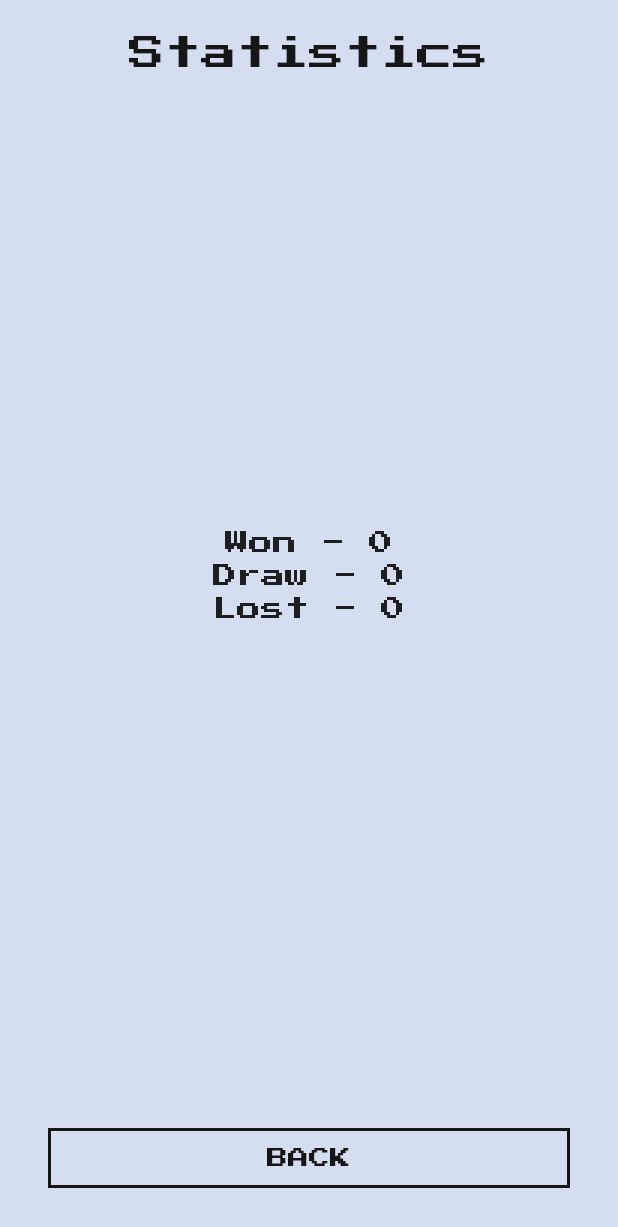
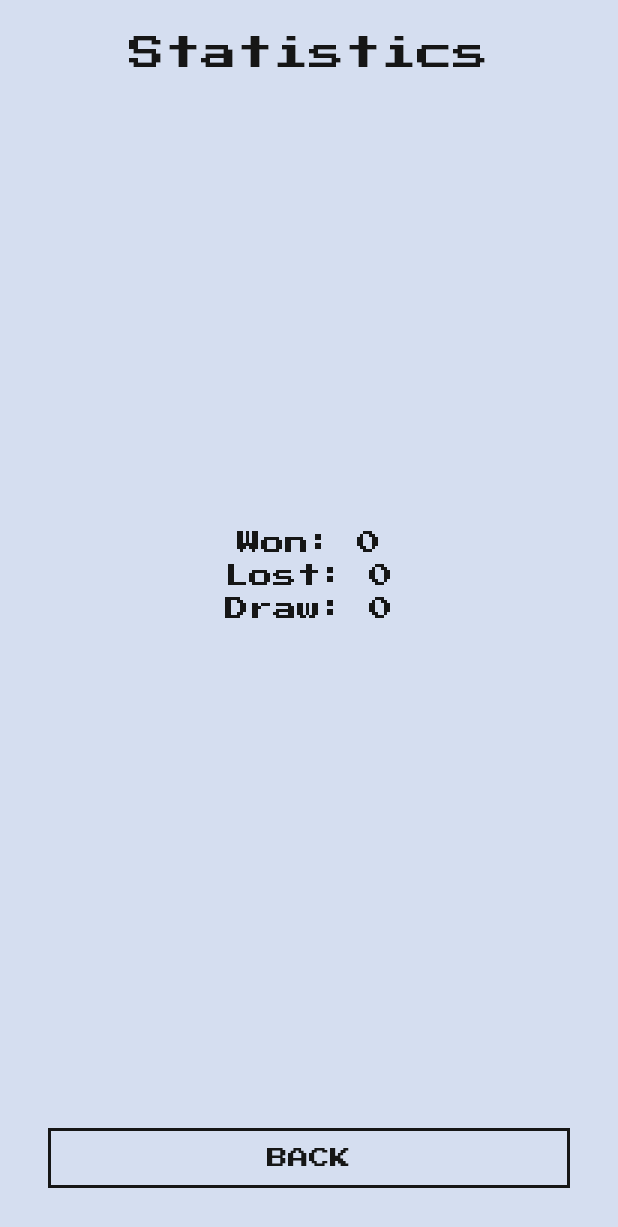
Before and after one commit to magmurdev/flutter_fight_club, a Flutter app: the screen it shows after launch, after a tap on "STATISTICS", on a phone screen of 412 x 824 dp. Shown: the top 1227 px of the screen. Run offline on Flutter 3.47's test engine with Material 2 defaults, Android fonts, the phone set to English and light mode, and no system bars; our stand-ins replace google_fonts, shared_preferences.

Commit message:
Lesson 4 Home work 2

```diff
--- a/lib/pages/fight_page.dart
+++ b/lib/pages/fight_page.dart
@@ -110,7 +110,10 @@ class FightPageState extends State<FightPage> {
           SharedPreferences.getInstance().then((sharedPreferences) {
             sharedPreferences.setString(
                 "last_fight_result", fightResult.result);
-          });
+            final String key = "stats_${fightResult.result.toLowerCase()}";
+            final int currentValue = sharedPreferences.getInt(key) ?? 0;
+            sharedPreferences.setInt(key, currentValue +1 );
+          },);
         }
         centerText = _calculateCenterText(youLoseLife, enemyLoseLife);
         whatEnemyDefends = BodyPart.random();
--- a/lib/pages/main_page.dart
+++ b/lib/pages/main_page.dart
@@ -39,31 +39,27 @@ class _MainPageContent extends StatelessWidget {
             const Expanded(child: SizedBox()),
             FutureBuilder<String?>(
               future: SharedPreferences.getInstance().then(
-                (sharedPreferences) =>
+                    (sharedPreferences) =>
                     sharedPreferences.getString("last_fight_result"),
               ),
               builder: (context, snapshot) {
                 if (!snapshot.hasData || snapshot.data == null) {
                   return const SizedBox();
-                } else {
-                  FightResult fightResult ;
-                  if(snapshot.data.toString() == FightResult.won.result){
-                    fightResult = FightResult.won;
-                  }else if(snapshot.data.toString() == FightResult.lost.result){
-                    fightResult = FightResult.lost;
-                  }else {
-                    fightResult = FightResult.draw;
-                  }
-                  return Column(
-                    children: [
-                      const Padding(
-                        padding: EdgeInsets.only(bottom: 12),
-                        child: Text("Last fight result"),
-                      ),
-                      FightResultWidget(fightResult: fightResult,),
-                    ],
-                  );
                 }
+                final FightResult fightResult = FightResult.getByName(
+                    snapshot.data!);
+                return Column(
+                  mainAxisSize: MainAxisSize.min,
+                  children: [
+                    const Text("Last fight result",
+                    style: TextStyle(
+                      color: FightClubColors.darkGreyText,
+                      fontSize: 14,
+                    ),),
+                    const SizedBox(height: 12),
+                    FightResultWidget(fightResult: fightResult),
+                  ],
+                );
               },
             ),
             const Expanded(child: SizedBox()),
--- a/lib/pages/statistics_page.dart
+++ b/lib/pages/statistics_page.dart
@@ -1,5 +1,7 @@
 import 'package:flutter/material.dart';
+import 'package:flutter_fight_club/fight_result.dart';
 import 'package:flutter_fight_club/resources/fight_club_colors.dart';
+import 'package:flutter_fight_club/widgets/fight_result_widget.dart';
 import 'package:flutter_fight_club/widgets/secondary_action_button.dart';
 import 'package:shared_preferences/shared_preferences.dart';
 
@@ -26,7 +28,49 @@ class StatisticsPage extends StatelessWidget {
                   ),
                 ),
               ),
-              const CenterWidget(),
+              const Expanded(child: SizedBox.shrink()),
+              FutureBuilder<SharedPreferences>(
+                future: SharedPreferences.getInstance(),
+                builder: (context, snapshot) {
+                  if (!snapshot.hasData || snapshot.data == null) {
+                    return const SizedBox();
+                  }
+                  final SharedPreferences sp = snapshot.data!;
+                  return Column(
+                    mainAxisSize: MainAxisSize.min,
+                    children: [
+                      Text(
+                        "Won: ${sp.getInt("stats_won") ?? 0}",
+                        style: const TextStyle(
+                          fontSize: 16,
+                          color: FightClubColors.darkGreyText,
+                        ),
+                      ),
+                      const SizedBox(
+                        height: 6,
+                      ),
+                      Text(
+                        "Lost: ${sp.getInt("stats_lost") ?? 0}",
+                        style: const TextStyle(
+                          fontSize: 16,
+                          color: FightClubColors.darkGreyText,
+                        ),
+                      ),
+                      const SizedBox(
+                        height: 6,
+                      ),
+                      Text(
+                        "Draw: ${sp.getInt("stats_draw") ?? 0}",
+                        style: const TextStyle(
+                          fontSize: 16,
+                          color: FightClubColors.darkGreyText,
+                        ),
+                      ),
+                    ],
+                  );
+                },
+              ),
+              const Expanded(child: SizedBox.shrink()),
               Padding(
                 padding: const EdgeInsets.all(16),
                 child: SecondaryActionButton(
@@ -41,119 +85,3 @@ class StatisticsPage extends StatelessWidget {
         ));
   }
 }
-
-
-
-
-
-class _FutureBldWon extends StatelessWidget {
-  const _FutureBldWon({Key? key, }) : super(key: key);
-
-
-
-  @override
-  Widget build(BuildContext context) {
-    return FutureBuilder<int?>(
-      future: SharedPreferences.getInstance().then(
-            (sharedPreferences) => sharedPreferences.getInt("stats_won"),
-      ),
-      builder: (context, snapshot) {
-        if (!snapshot.hasData || snapshot.data == null) {
-          return const Text(
-            "Won - 0",
-            textAlign: TextAlign.center,
-            style: TextStyle(fontSize: 16, fontWeight: FontWeight.w400),
-          );
-        } else {
-          return Text(
-            "Won - ${snapshot.data!}",
-            textAlign: TextAlign.center,
-            style: const TextStyle(fontSize: 16, fontWeight: FontWeight.w400),
-          );
-        }
-      },
-    );
-  }
-}
-class _FutureBldLost extends StatelessWidget {
-  const _FutureBldLost({Key? key, }) : super(key: key);
-
-
-
-  @override
-  Widget build(BuildContext context) {
-    return FutureBuilder<int?>(
-      future: SharedPreferences.getInstance().then(
-            (sharedPreferences) => sharedPreferences.getInt("stats_lost"),
-      ),
-      builder: (context, snapshot) {
-        if (!snapshot.hasData || snapshot.data == null) {
-          return const Text(
-            "Lost - 0",
-            textAlign: TextAlign.center,
-            style: TextStyle(fontSize: 16, fontWeight: FontWeight.w400),
-          );
-        } else {
-          return Text(
-            "Lost - ${snapshot.data!}",
-            textAlign: TextAlign.center,
-            style: const TextStyle(fontSize: 16, fontWeight: FontWeight.w400),
-          );
-        }
-      },
-    );
-  }
-}
-class _FutureBldDraw extends StatelessWidget {
-  const _FutureBldDraw({Key? key, }) : super(key: key);
-
-
-
-  @override
-  Widget build(BuildContext context) {
-    return FutureBuilder<int?>(
-      future: SharedPreferences.getInstance().then(
-            (sharedPreferences) => sharedPreferences.getInt("stats_draw"),
-      ),
-      builder: (context, snapshot) {
-        if (!snapshot.hasData || snapshot.data == null) {
-          return const Text(
-            "Draw - 0",
-            textAlign: TextAlign.center,
-            style: TextStyle(fontSize: 16, fontWeight: FontWeight.w400),
-          );
-        } else {
-          return Text(
-            "Draw - ${snapshot.data!}",
-            textAlign: TextAlign.center,
-            style: const TextStyle(fontSize: 16, fontWeight: FontWeight.w400),
-          );
-        }
-      },
-    );
-  }
-}
-
-class CenterWidget extends StatelessWidget {
-  const CenterWidget({Key? key,})
-      : super(key: key);
-  @override
-  Widget build(BuildContext context) => Expanded(
-    child: Center(
-      child: Column(
-        mainAxisAlignment: MainAxisAlignment.center,
-        children: const [
-          _FutureBldWon(),
-          SizedBox(
-            height: 6,
-          ),
-          _FutureBldDraw(),
-          SizedBox(
-            height: 6,
-          ),
-          _FutureBldLost(),
-        ],
-      ),
-    ),
-  );
-}
```
Also changed, not shown: lib/fight_result.dart (+16 -4 lines), lib/widgets/fight_result_widget.dart (+59 -53 lines).
